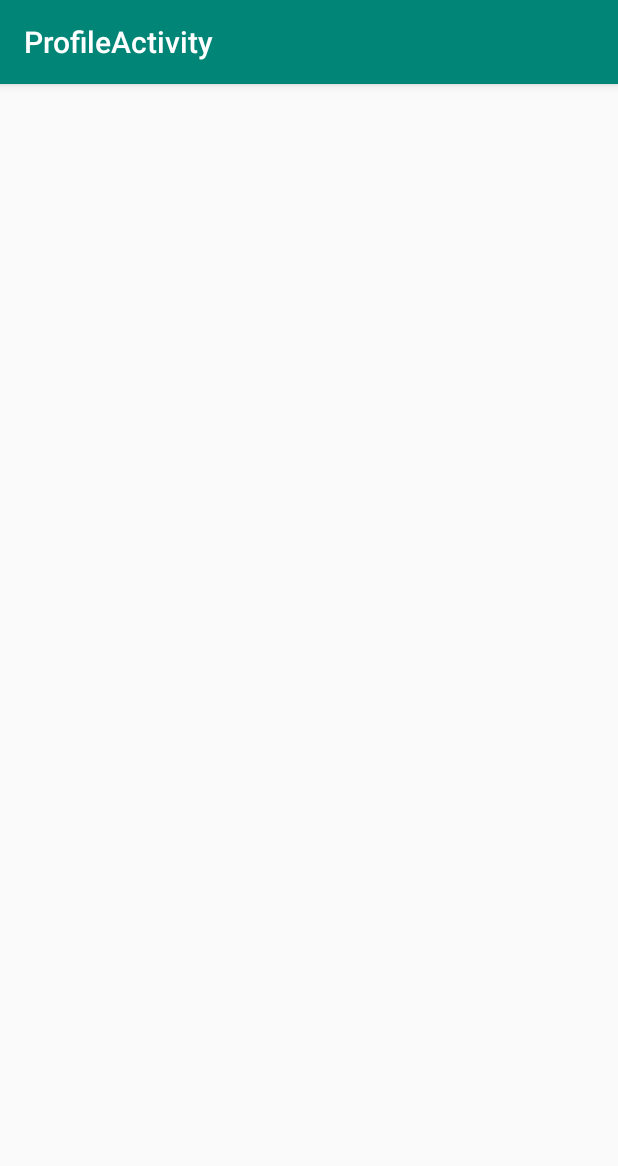
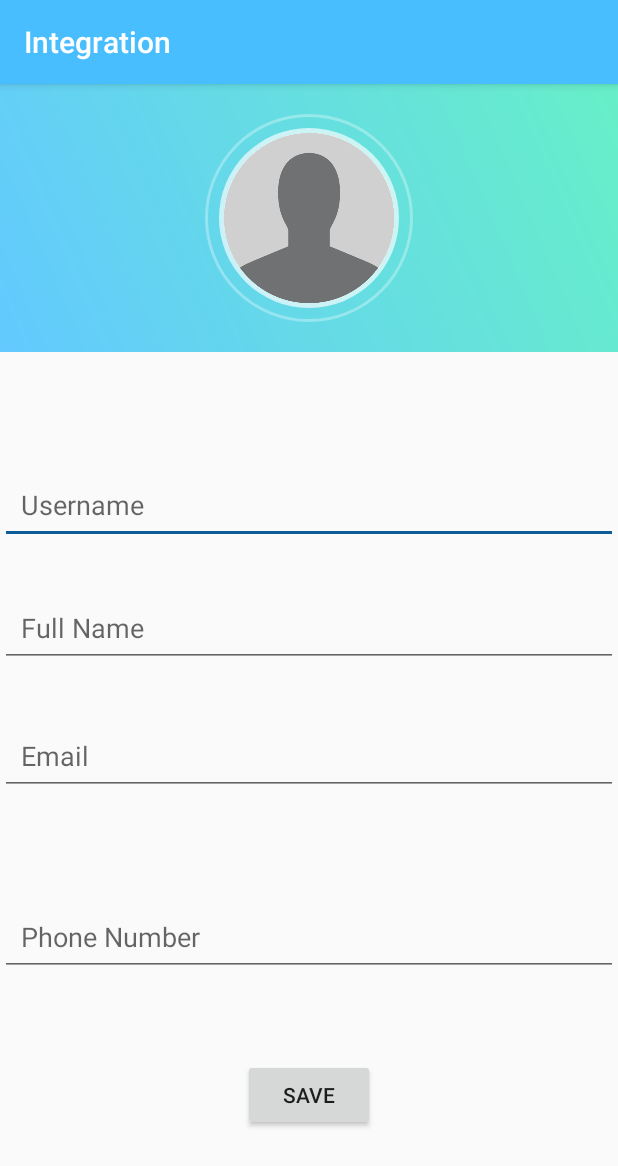
Before and after one commit to ucsb-cs48-w20/gauchoshare, an Android app: the screen it shows after launch (ProfileActivity before the commit, SetupActivity after it), after a tap on "PROFILE", on a phone screen of 412 x 824 dp. Shown: the top 1166 px of the screen. Run offline under Robolectric (Android 15) with nearby library versions, the phone set to English and light mode, and no system bars; our stand-ins replace Firebase (no records; nobody signed in at launch, a user with empty details on screens opened directly); 2 statements that could not run were skipped.

Commit message:
initial commit for UserProfileCreation

```diff
--- a/app/src/main/AndroidManifest.xml
+++ b/app/src/main/AndroidManifest.xml
@@ -1,6 +1,8 @@
 <?xml version="1.0" encoding="utf-8"?>
 <manifest xmlns:android="http://schemas.android.com/apk/res/android"
     package="com.ucsb.integration">
+
+    <uses-permission android:name="android.permission.INTERNET"></uses-permission>
 
     <application
         android:allowBackup="true"
@@ -9,6 +11,7 @@
         android:roundIcon="@mipmap/ic_launcher_round"
         android:supportsRtl="true"
         android:theme="@style/AppTheme">
+        <activity android:name=".MainPage.Profile.SetupActivity"></activity>
         <activity
             android:name=".StartActivity"
             android:label="@string/title_activity_start"
--- a/app/src/main/java/com/ucsb/integration/MainActivity.java
+++ b/app/src/main/java/com/ucsb/integration/MainActivity.java
@@ -9,7 +9,7 @@ import androidx.appcompat.app.AppCompatActivity;
 
 import com.ucsb.integration.MainPage.Find.FindActivity;
 import com.ucsb.integration.MainPage.Message.MessageActivity;
-import com.ucsb.integration.MainPage.Profile.ProfileActivity;
+import com.ucsb.integration.MainPage.Profile.SetupActivity;
 import com.ucsb.integration.MainPage.Share.ShareActivity;
 
 public class MainActivity extends AppCompatActivity {
@@ -52,7 +52,8 @@ public class MainActivity extends AppCompatActivity {
         profile.setOnClickListener(new View.OnClickListener() {
             @Override
             public void onClick(View v) {
-                startActivity(new Intent(MainActivity.this, ProfileActivity.class));
+                //Replace SetupActivity.class with ProfileActivity.class once bug is resolved
+                startActivity(new Intent(MainActivity.this, SetupActivity.class));
             }
         });
     }
--- /dev/null
+++ b/app/src/main/java/com/ucsb/integration/MainPage/Profile/SetupActivity.java
@@ -0,0 +1,109 @@
+package com.ucsb.integration.MainPage.Profile;
+
+import android.content.Intent;
+import android.os.Bundle;
+import android.text.TextUtils;
+import android.util.Log;
+import android.view.View;
+import android.widget.Button;
+import android.widget.EditText;
+import android.widget.Toast;
+
+import androidx.annotation.NonNull;
+import androidx.appcompat.app.AppCompatActivity;
+
+import com.google.android.gms.tasks.OnCompleteListener;
+import com.google.android.gms.tasks.Task;
+import com.google.firebase.auth.FirebaseAuth;
+import com.google.firebase.database.DatabaseReference;
+import com.google.firebase.database.FirebaseDatabase;
+import com.ucsb.integration.MainPage.FindActivity;
+import com.ucsb.integration.R;
+
+import java.util.HashMap;
+
+public class SetupActivity extends AppCompatActivity {
+
+    private EditText UserName, FullName, Email, PhoneNumber;
+    private Button SaveInformationbutton;
+
+    private FirebaseAuth mAuth;
+    private DatabaseReference UsersRef;
+
+    String currentUserID;
+
+    private static final String TAG = "your activity name";
+
+
+    @Override
+    protected void onCreate(Bundle savedInstanceState) {
+        super.onCreate(savedInstanceState);
+        setContentView(R.layout.activity_setup);
+
+        mAuth = FirebaseAuth.getInstance();
+        currentUserID = mAuth.getCurrentUser().getUid();
+        Log.d(TAG, "User ID= "+ currentUserID);
+//        UsersRef = FirebaseDatabase.getInstance().getReference().child("Users").child(currentUserID); //This is causing the app to crash
+        UsersRef = FirebaseDatabase.getInstance().getReference("Users")
+
+        UserName = (EditText) findViewById(R.id.setup_username);
+        FullName = (EditText) findViewById(R.id.setup_full_name);
+        Email = (EditText) findViewById(R.id.email);
+        PhoneNumber = (EditText) findViewById(R.id.setup_phone_number);
+        SaveInformationbutton = (Button) findViewById(R.id.setup_information_button);
+
+        SaveInformationbutton.setOnClickListener(new View.OnClickListener() {
+
+            @Override
+            public void onClick(View v) {
+                SaveAccountSetupInformation();
+            }
+        });
+    }
+
+    private void SaveAccountSetupInformation() {
+        String username = UserName.getText().toString();
+        String fullname = FullName.getText().toString();
+        String email = Email.getText().toString();
+        String phonenumber = PhoneNumber.getText().toString();
+
+        if (TextUtils.isEmpty(username)) {
+            Toast.makeText(this, "Please provide your username...", Toast.LENGTH_SHORT).show();
+        }
+        if (TextUtils.isEmpty(fullname)) {
+            Toast.makeText(this, "Please provide your Full Name...", Toast.LENGTH_SHORT).show();
+        }
+        if (TextUtils.isEmpty(email)) {
+            Toast.makeText(this, "Please provide your Email Address...", Toast.LENGTH_SHORT).show();
+        }
+        if (TextUtils.isEmpty(phonenumber)) {
+            Toast.makeText(this, "Please provide your Phone Number...", Toast.LENGTH_SHORT).show();
+        } else {
+            HashMap userMap = new HashMap();
+            userMap.put("username", username);
+            userMap.put("fullname", fullname);
+            userMap.put("email", email);
+            userMap.put("phonenumber", phonenumber);
+            UsersRef.updateChildren(userMap).addOnCompleteListener(new OnCompleteListener() {
+                @Override
+                public void onComplete(@NonNull Task task) {
+                    if (task.isComplete()) {
+                        SendUserToMainActivity();
+                        Toast.makeText(SetupActivity.this, "Your account has been successfully created..", Toast.LENGTH_LONG).show();
+                    } else {
+                        String message = task.getException().getMessage();
+                        Toast.makeText(SetupActivity.this, "Error Occurred: " + message, Toast.LENGTH_SHORT).show();
+                    }
+                }
+            });
+        }
+
+    }
+
+    private void SendUserToMainActivity() {
+        Intent mainIntent = new Intent(SetupActivity.this, FindActivity.class);
+        mainIntent.addFlags(Intent.FLAG_ACTIVITY_NEW_TASK | Intent.FLAG_ACTIVITY_CLEAR_TASK);
+        startActivity(mainIntent);
+        finish();
+    }
+}
--- /dev/null
+++ b/app/src/main/res/drawable/circle.xml
@@ -0,0 +1,8 @@
+<?xml version="1.0" encoding="utf-8"?>
+<shape xmlns:android="http://schemas.android.com/apk/res/android"
+    android:shape="oval">
+
+    <solid android:color="@color/solidCircle" />
+
+
+</shape>
--- /dev/null
+++ b/app/src/main/res/drawable/circle_border.xml
@@ -0,0 +1,10 @@
+<?xml version="1.0" encoding="utf-8"?>
+<shape xmlns:android="http://schemas.android.com/apk/res/android"
+    android:shape="oval">
+
+    <stroke
+        android:width="2dp"
+        android:color="@color/circleBorder" />
+
+
+</shape>
--- /dev/null
+++ b/app/src/main/res/drawable/grad.xml
@@ -0,0 +1,10 @@
+<?xml version="1.0" encoding="utf-8"?>
+<shape xmlns:android="http://schemas.android.com/apk/res/android"
+    android:shape="rectangle">
+
+    <gradient android:angle="45"
+        android:startColor="@color/gradStart"
+        android:endColor="@color/gradEnd"
+        />
+
+</shape>
--- /dev/null
+++ b/app/src/main/res/layout/activity_setup.xml
@@ -0,0 +1,102 @@
+<?xml version="1.0" encoding="utf-8"?>
+<RelativeLayout xmlns:android="http://schemas.android.com/apk/res/android"
+    xmlns:app="http://schemas.android.com/apk/res-auto"
+    xmlns:tools="http://schemas.android.com/tools"
+    android:layout_width="match_parent"
+    android:layout_height="match_parent"
+    tools:context=".MainPage.Profile.SetupActivity">
+
+    <RelativeLayout
+        android:id="@+id/rellay1"
+        android:layout_width="match_parent"
+        android:layout_height="wrap_content"
+        android:paddingBottom="20dp"
+        android:background="@drawable/grad">
+        <RelativeLayout
+            android:id="@+id/imgUser"
+            android:layout_width="wrap_content"
+            android:layout_centerHorizontal="true"
+            android:layout_height="wrap_content"
+            android:layout_marginTop="20dp"
+            android:background="@drawable/circle_border">
+
+            <ImageView
+                android:id="@+id/setup_profile_image"
+                android:layout_width="120dp"
+                android:layout_height="120dp"
+                android:layout_marginStart="9dp"
+                android:layout_marginTop="9dp"
+                android:layout_marginEnd="9dp"
+                android:layout_marginBottom="9dp"
+                android:adjustViewBounds="true"
+                android:background="@drawable/circle"
+                android:padding="3dp"
+                android:scaleType="centerInside"
+                android:src="@drawable/default_user" />
+        </RelativeLayout>
+
+    </RelativeLayout>
+
+    <EditText
+        android:id="@+id/setup_username"
+        android:layout_width="match_parent"
+        android:layout_height="wrap_content"
+        android:layout_alignParentTop="true"
+        android:layout_centerHorizontal="true"
+        android:layout_marginTop="254dp"
+        android:ems="10"
+        android:gravity="start|top"
+        android:hint="Username"
+        android:inputType="textMultiLine"
+        android:padding="14dp" />
+
+    <EditText
+        android:id="@+id/setup_full_name"
+        android:layout_width="match_parent"
+        android:layout_height="wrap_content"
+        android:layout_alignParentTop="true"
+        android:layout_centerInParent="true"
+        android:layout_marginTop="336dp"
+        android:ems="10"
+        android:gravity="start|top"
+        android:hint="Full Name"
+        android:inputType="textMultiLine"
+        android:padding="14dp" />
+
+    <EditText
+        android:id="@+id/setup_email"
+        android:layout_width="match_parent"
+        android:layout_height="wrap_content"
+        android:layout_alignParentTop="true"
+        android:layout_centerInParent="true"
+        android:layout_marginTop="421dp"
+        android:ems="10"
+        android:gravity="start|top"
+        android:hint="Email"
+        android:inputType="textMultiLine"
+        android:padding="14dp" />
+
+    <EditText
+        android:id="@+id/setup_phone_number"
+        android:layout_width="match_parent"
+        android:layout_height="wrap_content"
+        android:layout_alignParentBottom="true"
+        android:layout_centerHorizontal="true"
+        android:layout_marginBottom="173dp"
+        android:ems="10"
+        android:gravity="start|top"
+        android:hint="Phone Number"
+        android:inputType="textMultiLine"
+        android:padding="14dp" />
+
+    <Button
+        android:id="@+id/setup_information_button"
+        android:layout_width="wrap_content"
+        android:layout_height="wrap_content"
+        android:layout_alignParentBottom="true"
+        android:layout_centerHorizontal="true"
+        android:layout_marginBottom="70dp"
+        android:text="Save"
+        android:padding="14dp" />
+
+</RelativeLayout>
--- a/app/src/main/res/values/colors.xml
+++ b/app/src/main/res/values/colors.xml
@@ -1,6 +1,17 @@
 <?xml version="1.0" encoding="utf-8"?>
 <resources>
-    <color name="colorPrimary">#008577</color>
-    <color name="colorPrimaryDark">#00574B</color>
-    <color name="colorAccent">#D81B60</color>
+    <color name="colorPrimary">#49BEFF</color>
+    <color name="colorPrimaryDark">#65DCE5</color>
+    <color name="colorAccent">#0D5D98</color>
+    <color name="address">#2F7092</color>
+    <color name="followers">#0D5D98</color>
+    <color name="headings">#0D5D98</color>
+    <color name="solidCircle">#AAFFFFFF</color>
+    <color name="circleBorder">#50FFFFFF</color>
+    <color name="gradEnd">#67EFC8</color>
+    <color name="gradStart">#63C9FF</color>
+    <color name="followersBg">#65DCE5</color>
+    <color name="followingBg">#49BEFF</color>
+    <color name="grey">#E5E5E5</color>
+    <color name="white">#FFFFFF</color>
 </resources>
```
Also changed, not shown: app/src/main/java/com/ucsb/integration/MainPage/ProfileActivity.java (+53 -6 lines), app/src/main/res/drawable/default_user.png (added), 3 other files.
